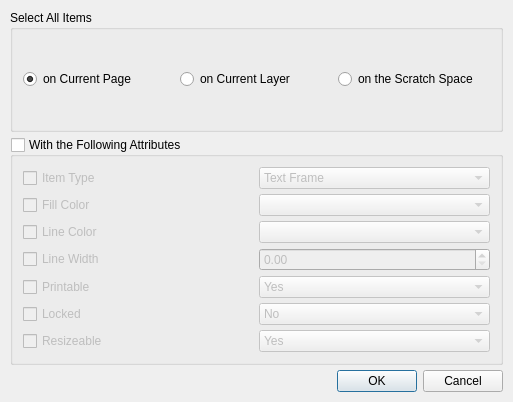
Above: scribus/ui/selectobjects.ui from scribusproject/scribus before the change. Below: the same form after it.
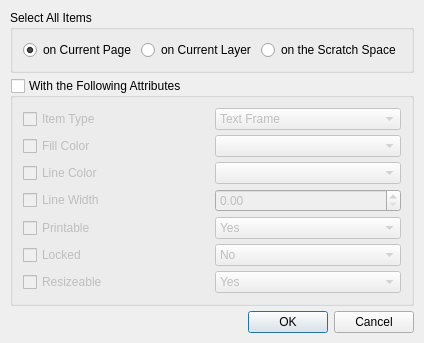
That is the form after the change. Custom widgets are drawn as their Qt base class.

What changed in the file:
```diff
--- a/scribus/ui/selectobjects.ui
+++ b/scribus/ui/selectobjects.ui
@@ -1,12 +1,12 @@
 <ui version="4.0" >
  <class>selectDialog</class>
- <widget class="QDialog" name="selectDialog" >
-  <property name="geometry" >
+ <widget class="QDialog" name="selectDialog">
+  <property name="geometry">
    <rect>
     <x>0</x>
     <y>0</y>
-    <width>513</width>
-    <height>402</height>
+    <width>423</width>
+    <height>321</height>
    </rect>
   </property>
   <property name="sizePolicy" >
```
Left out of the diff: 234 changed lines with no effect on the pictures.
